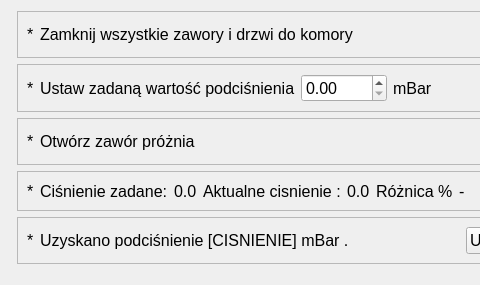
This is app/nowytest_3.ui in wiacekmarcin/StanowiskoChemiczne as Qt 5 draws it before an edit; both pictures show x 0 to 480 and y 0 to 285 of the 704 by 285 pixel window. The edited form follows.
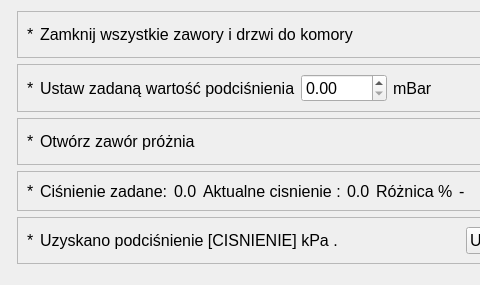
This is the edited form. Custom widgets are drawn as their Qt base class.

The edit to the form file:
```diff
--- a/app/nowytest_3.ui
+++ b/app/nowytest_3.ui
@@ -200,7 +200,7 @@
       <item>
        <widget class="QLabel" name="text5">
         <property name="text">
-         <string>Uzyskano podciśnienie [CISNIENIE] mBar .</string>
+         <string>Uzyskano podciśnienie [CISNIENIE] kPa .</string>
         </property>
        </widget>
       </item>
```
